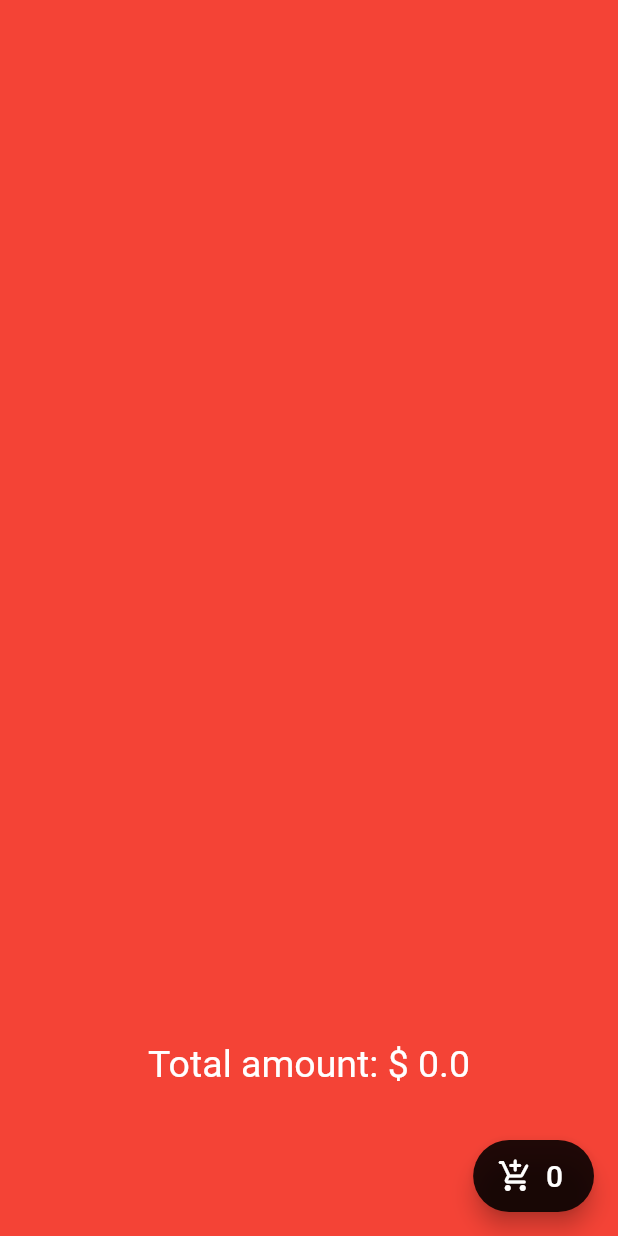
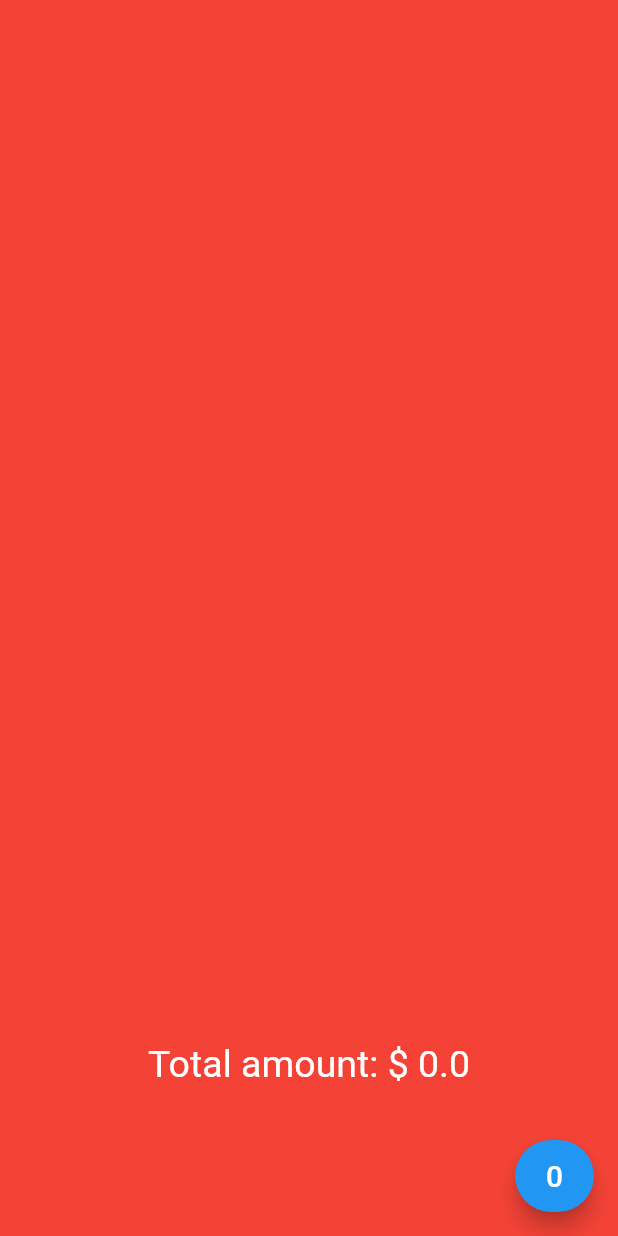
Before and after one commit to bsj2776/univery_flutter_2022, a Flutter app: the ShoppingPage screen opened directly, on a phone screen of 412 x 824 dp. Run offline on Flutter 3.47's test engine with Material 2 defaults, Android fonts, the phone set to English and light mode, and no system bars; our stand-ins replace cloud_firestore, firebase_auth, firebase_core, get, google_sign_in; missing offline and left inert: iamport_flutter; accounts and stored records are empty.

Commit message:
Update shopping_page.dart

```diff
--- a/lib/order/view/shopping_page.dart
+++ b/lib/order/view/shopping_page.dart
@@ -46,12 +46,12 @@ class ShoppingPage extends StatelessWidget{
                                   ),
                                 ],
                               ),
-                              ElevatedButton(
+                              /*ElevatedButton(
                                   onPressed: (){
                                     cartController.addToItem(controller.products[index]);
                                   },
                                   child: Text('Add to cart'),//card안 오른쪽 아래 버튼/ add to cart버튼을 누를때마다 해당아이템의 가격이 합산되어서 출력됨
-                              ),
+                              ),*/
                             ],
                           ),
                         ),
@@ -90,8 +90,8 @@ class ShoppingPage extends StatelessWidget{
      );
             }
           ),
-      icon: Icon(Icons.add_shopping_cart_rounded),
-      backgroundColor: Colors.black87
+      /*icon: Icon(Icons.add_shopping_cart_rounded),
+      backgroundColor: Colors.black87*/
       ),
     );
   }
```
